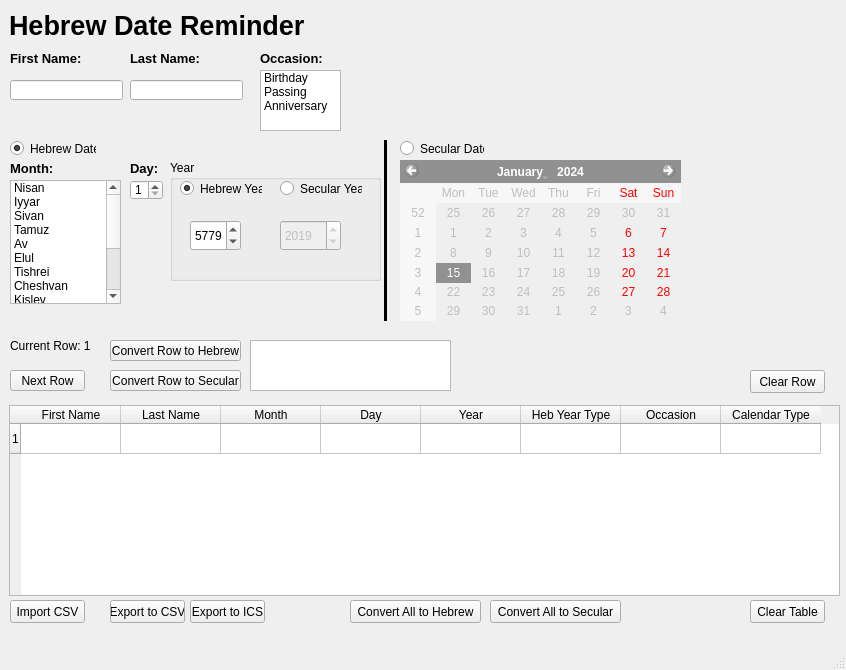
This is app_gui.ui in roovyshapiro/HebrewDateReminder as Qt 5 draws it before an edit. The edited form follows.
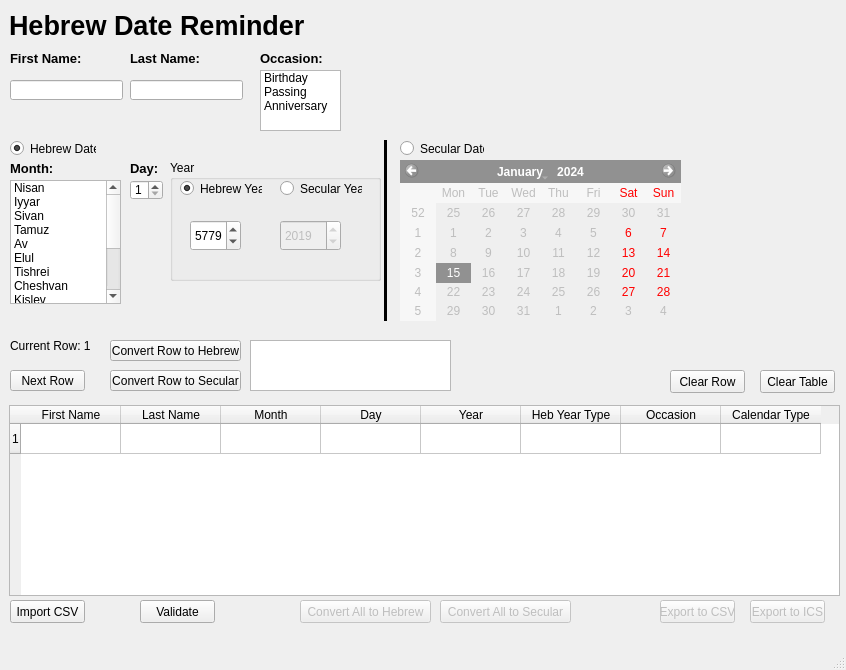
This is the edited form.

Commit message:
Add Validation framework
Added the beginning of the Validate button.

If the data isn't validated, then certain buttons are
disabled. If any data in the table is changed, the data
needs to be revalidated.

What changed in the file:
```diff
--- a/app_gui.ui
+++ b/app_gui.ui
@@ -183,8 +183,8 @@
    <widget class="QPushButton" name="clear_table">
     <property name="geometry">
      <rect>
-      <x>750</x>
-      <y>600</y>
+      <x>760</x>
+      <y>370</y>
       <width>75</width>
       <height>23</height>
      </rect>
@@ -409,7 +409,7 @@
    <widget class="QPushButton" name="clear_row_btn">
     <property name="geometry">
      <rect>
-      <x>750</x>
+      <x>670</x>
       <y>370</y>
       <width>75</width>
       <height>23</height>
@@ -605,9 +605,12 @@
     </property>
    </widget>
    <widget class="QPushButton" name="convert_all_hebrew_btn">
+    <property name="enabled">
+     <bool>false</bool>
+    </property>
     <property name="geometry">
      <rect>
-      <x>350</x>
+      <x>300</x>
       <y>600</y>
       <width>131</width>
       <height>23</height>
@@ -618,9 +621,12 @@
     </property>
    </widget>
    <widget class="QPushButton" name="export_csv_btn">
+    <property name="enabled">
+     <bool>false</bool>
+    </property>
     <property name="geometry">
      <rect>
-      <x>110</x>
+      <x>660</x>
       <y>600</y>
       <width>75</width>
       <height>23</height>
@@ -631,9 +637,12 @@
     </property>
    </widget>
    <widget class="QPushButton" name="export_ics_btn">
+    <property name="enabled">
+     <bool>false</bool>
+    </property>
     <property name="geometry">
      <rect>
-      <x>190</x>
+      <x>750</x>
       <y>600</y>
       <width>75</width>
       <height>23</height>
@@ -644,9 +653,12 @@
     </property>
    </widget>
    <widget class="QPushButton" name="convert_all_secular_btn">
+    <property name="enabled">
+     <bool>false</bool>
+    </property>
     <property name="geometry">
      <rect>
-      <x>490</x>
+      <x>440</x>
       <y>600</y>
       <width>131</width>
       <height>23</height>
@@ -692,6 +704,19 @@
      </rect>
     </property>
    </widget>
+   <widget class="QPushButton" name="validate_btn">
+    <property name="geometry">
+     <rect>
+      <x>140</x>
+      <y>600</y>
+      <width>75</width>
+      <height>23</height>
+     </rect>
+    </property>
+    <property name="text">
+     <string>Validate</string>
+    </property>
+   </widget>
   </widget>
   <widget class="QMenuBar" name="menubar">
    <property name="geometry">
```
The commit also changes 1 other file.
